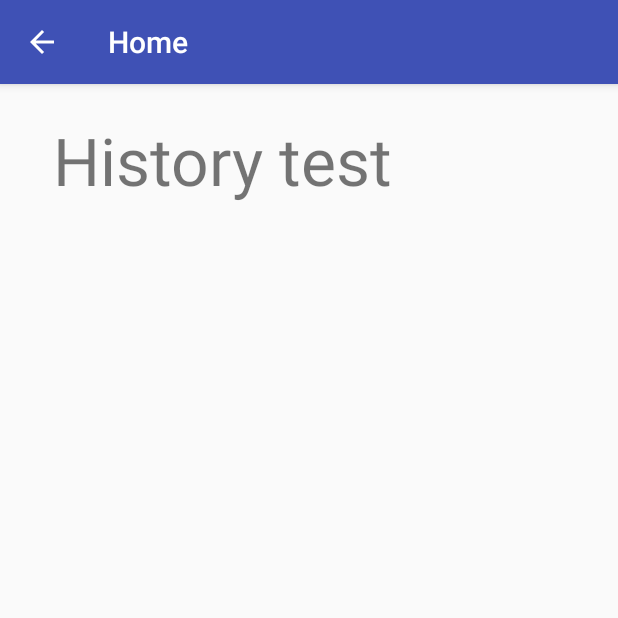
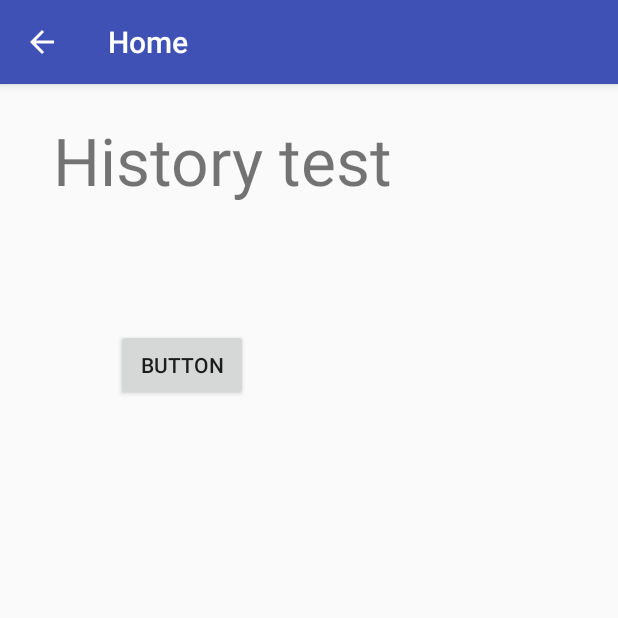
Before and after one commit to Andy103062106/Eyes-Defender, an Android app: the History screen opened directly, with no data from a screen before it, on a phone screen of 412 x 824 dp, the top half of it. Run offline under Robolectric (Android 15) with nearby library versions, the phone set to English and light mode, and no system bars.

Commit message:
Add a button for test commit

```diff
--- a/app/src/main/res/layout/activity_history.xml
+++ b/app/src/main/res/layout/activity_history.xml
@@ -19,4 +19,16 @@
         android:textSize = "44sp"
         />
 
+    <Button
+        android:id="@+id/button"
+        android:layout_width="wrap_content"
+        android:layout_height="wrap_content"
+        android:layout_alignLeft="@+id/textView"
+        android:layout_alignStart="@+id/textView"
+        android:layout_below="@+id/textView"
+        android:layout_marginLeft="42dp"
+        android:layout_marginStart="42dp"
+        android:layout_marginTop="83dp"
+        android:text="Button" />
+
 </RelativeLayout>
```
